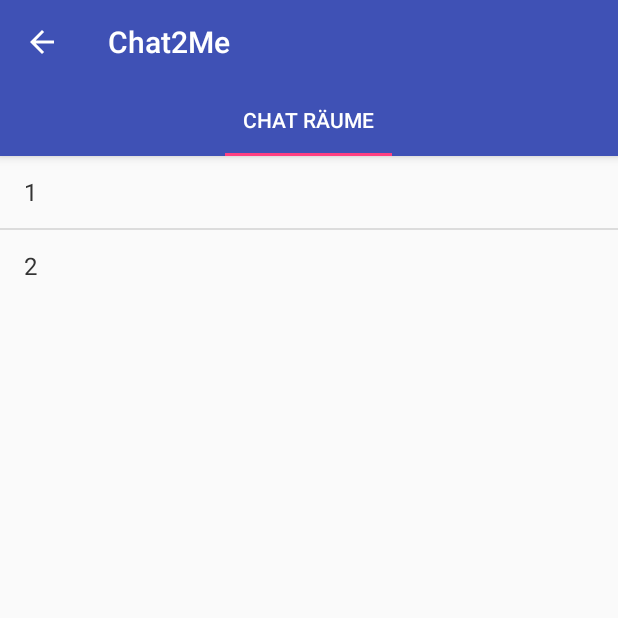
After one commit to 7luck/chat2me-android, an Android app: the ChatRoomListFragment screen opened directly, with no data from a screen before it, on a phone screen of 412 x 824 dp, the top half of it. The commit adds this screen. Run offline under Robolectric (Android 15) with nearby library versions, the phone set to English and light mode, and no system bars.

Commit message:
- added tab activity with chatroom fragment

```diff
--- a/app/build.gradle
+++ b/app/build.gradle
@@ -32,9 +32,11 @@ android {
 }
 
 dependencies {
-    compile fileTree(dir: 'libs', include: ['*.jar'])
+    compile fileTree(include: ['*.jar'], dir: 'libs')
     testCompile 'junit:junit:4.12'
+    compile 'com.android.support:design:23.4.0'
     compile 'com.android.support:appcompat-v7:23.4.0'
     compile 'org.springframework.android:spring-android-rest-template:2.0.0.M3'
     compile 'com.fasterxml.jackson.core:jackson-databind:2.4.1.3'
+    compile 'com.android.support:support-v4:23.4.0'
 }
--- a/app/src/main/AndroidManifest.xml
+++ b/app/src/main/AndroidManifest.xml
@@ -17,8 +17,8 @@
             </intent-filter>
         </activity>
         <activity android:name=".MyTab">
-
         </activity>
+        <activity android:name=".activity.TabActivity"></activity>
     </application>
 
 </manifest>
--- a/app/src/main/java/io/sevenluck/client/chat2me/MainActivity.java
+++ b/app/src/main/java/io/sevenluck/client/chat2me/MainActivity.java
@@ -9,6 +9,7 @@ import android.widget.Button;
 import android.widget.EditText;
 import android.widget.Toast;
 
+import io.sevenluck.client.chat2me.activity.TabActivity;
 import io.sevenluck.client.chat2me.client.HttpResult;
 import io.sevenluck.client.chat2me.domain.Member;
 import io.sevenluck.client.chat2me.tasks.LoginAsyncTask;
@@ -76,7 +77,6 @@ public class MainActivity extends AppCompatActivity {
     }
 
     private void clearFields() {
-
         nicknameTb.setText("");
         passwordTb.setText("");
     }
@@ -89,7 +89,7 @@ public class MainActivity extends AppCompatActivity {
             dialog.dismiss();
 
             if (result.isSuceeded()) {
-                Intent intent = new Intent(MainActivity.this, MyTab.class);
+                Intent intent = new Intent(MainActivity.this, TabActivity.class);
                 startActivity(intent);
             } else {
                 Toast.makeText(getApplicationContext(), result.getMessage(), Toast.LENGTH_LONG).show();
--- /dev/null
+++ b/app/src/main/java/io/sevenluck/client/chat2me/activity/TabActivity.java
@@ -0,0 +1,79 @@
+package io.sevenluck.client.chat2me.activity;
+
+import android.os.Bundle;
+import android.support.v4.app.Fragment;
+import android.support.v4.app.FragmentManager;
+import android.support.v4.app.FragmentPagerAdapter;
+import android.support.v4.view.ViewPager;
+import android.support.v7.app.AppCompatActivity;
+import android.support.v7.widget.Toolbar;
+import android.support.design.widget.TabLayout;
+import java.util.ArrayList;
+import java.util.List;
+
+import io.sevenluck.client.chat2me.R;
+import io.sevenluck.client.chat2me.fragment.ChatRoomListFragment;
+
+/**
+ * Created by loki on 6/8/16.
+ */
+public class TabActivity extends AppCompatActivity {
+
+    private Toolbar     toolbar;
+    private TabLayout   tabLayout;
+    private ViewPager   viewPager;
+
+    @Override
+    protected void onCreate(Bundle savedInstanceState) {
+        super.onCreate(savedInstanceState);
+        setContentView(R.layout.activity_tab);
+
+        toolbar = (Toolbar) findViewById(R.id.toolbar);
+        setSupportActionBar(toolbar);
+
+        getSupportActionBar().setDisplayHomeAsUpEnabled(true);
+
+        viewPager = (ViewPager) findViewById(R.id.viewpager);
+        setupViewPager(viewPager);
+
+        tabLayout = (TabLayout) findViewById(R.id.tabs);
+        tabLayout.setupWithViewPager(viewPager);
+    }
+
+    private void setupViewPager(ViewPager viewPager) {
+        ViewPagerAdapter adapter = new ViewPagerAdapter(getSupportFragmentManager());
+
+        adapter.addFragment(new ChatRoomListFragment(), getResources().getString(R.string.tab_chatrooms));
+        viewPager.setAdapter(adapter);
+    }
+
+    class ViewPagerAdapter extends FragmentPagerAdapter {
+        private final List<Fragment> mFragmentList = new ArrayList<>();
+        private final List<String> mFragmentTitleList = new ArrayList<>();
+
+        public ViewPagerAdapter(FragmentManager manager) {
+            super(manager);
+        }
+
+        @Override
+        public Fragment getItem(int position) {
+            return mFragmentList.get(position);
+        }
+
+        @Override
+        public int getCount() {
+            return mFragmentList.size();
+        }
+
+        public void addFragment(Fragment fragment, String title) {
+            mFragmentList.add(fragment);
+            mFragmentTitleList.add(title);
+        }
+
+        @Override
+        public CharSequence getPageTitle(int position) {
+            return mFragmentTitleList.get(position);
+        }
+    }
+
+}
--- /dev/null
+++ b/app/src/main/java/io/sevenluck/client/chat2me/fragment/ChatRoomListFragment.java
@@ -0,0 +1,42 @@
+package io.sevenluck.client.chat2me.fragment;
+
+import android.os.Bundle;
+import android.support.v4.app.ListFragment;
+import android.view.LayoutInflater;
+import android.view.View;
+import android.view.ViewGroup;
+import android.widget.AdapterView;
+import android.widget.ArrayAdapter;
+
+import io.sevenluck.client.chat2me.R;
+
+import static android.R.layout.simple_list_item_1;
+
+/**
+ * Created by loki on 6/8/16.
+ */
+public class ChatRoomListFragment extends ListFragment implements AdapterView.OnItemClickListener {
+
+    public ChatRoomListFragment() {}
+
+    @Override
+    public View onCreateView(LayoutInflater inflater, ViewGroup container, Bundle savedInstanceState) {
+        View view = inflater.inflate(R.layout.fragment_chatroom, container, false);
+        return view;
+    }
+
+    @Override
+    public void onActivityCreated(Bundle savedInstanceState) {
+        super.onActivityCreated(savedInstanceState);
+
+        ArrayAdapter adapter = new ArrayAdapter<>(getActivity(), simple_list_item_1, new String[] {"1", "2"});
+        setListAdapter(adapter);
+        getListView().setOnItemClickListener(this);
+    }
+
+    @Override
+    public void onItemClick(AdapterView<?> parent, View view, int position, long id) {
+
+    }
+
+}
--- /dev/null
+++ b/app/src/main/res/layout/activity_tab.xml
@@ -0,0 +1,33 @@
+
+<android.support.design.widget.CoordinatorLayout xmlns:android="http://schemas.android.com/apk/res/android"
+    xmlns:app="http://schemas.android.com/apk/res-auto"
+    android:layout_width="match_parent"
+    android:layout_height="match_parent">
+
+    <android.support.design.widget.AppBarLayout
+        android:layout_width="match_parent"
+        android:layout_height="wrap_content"
+        android:theme="@style/ThemeOverlay.AppCompat.Dark.ActionBar">
+
+        <android.support.v7.widget.Toolbar
+            android:id="@+id/toolbar"
+            android:layout_width="match_parent"
+            android:layout_height="?attr/actionBarSize"
+            android:background="?attr/colorPrimary"
+            app:layout_scrollFlags="scroll|enterAlways"
+            app:popupTheme="@style/ThemeOverlay.AppCompat.Light" />
+
+        <android.support.design.widget.TabLayout
+            android:id="@+id/tabs"
+            android:layout_width="match_parent"
+            android:layout_height="wrap_content"
+            app:tabMode="fixed"
+            app:tabGravity="fill"/>
+    </android.support.design.widget.AppBarLayout>
+
+    <android.support.v4.view.ViewPager
+        android:id="@+id/viewpager"
+        android:layout_width="match_parent"
+        android:layout_height="match_parent"
+        app:layout_behavior="@string/appbar_scrolling_view_behavior"  />
+</android.support.design.widget.CoordinatorLayout>
--- /dev/null
+++ b/app/src/main/res/layout/fragment_chatroom.xml
@@ -0,0 +1,13 @@
+<FrameLayout xmlns:android="http://schemas.android.com/apk/res/android"
+    xmlns:tools="http://schemas.android.com/tools"
+    android:layout_width="match_parent"
+    android:layout_height="match_parent"
+    tools:context=".fragment.ChatRoomListFragment">
+
+    <ListView
+        android:id="@android:id/list"
+        android:layout_width="match_parent"
+        android:layout_height="wrap_content" >
+    </ListView>
+
+</FrameLayout>
--- a/app/src/main/res/values/strings.xml
+++ b/app/src/main/res/values/strings.xml
@@ -1,3 +1,7 @@
 <resources>
     <string name="app_name">Chat2Me</string>
+
+    <!-- TODO: Remove or change this placeholder text -->
+    <string name="hello_blank_fragment">Hello blank fragment</string>
+    <string name="tab_chatrooms">Chat Räume</string>
 </resources>
--- a/app/src/main/res/values/styles.xml
+++ b/app/src/main/res/values/styles.xml
@@ -3,6 +3,8 @@
     <!-- Base application theme. -->
     <style name="AppTheme" parent="Theme.AppCompat.Light.DarkActionBar">
         <!-- Customize your theme here. -->
+        <item name="windowNoTitle">true</item>
+        <item name="windowActionBar">false</item>
         <item name="colorPrimary">@color/colorPrimary</item>
         <item name="colorPrimaryDark">@color/colorPrimaryDark</item>
         <item name="colorAccent">@color/colorAccent</item>
```
